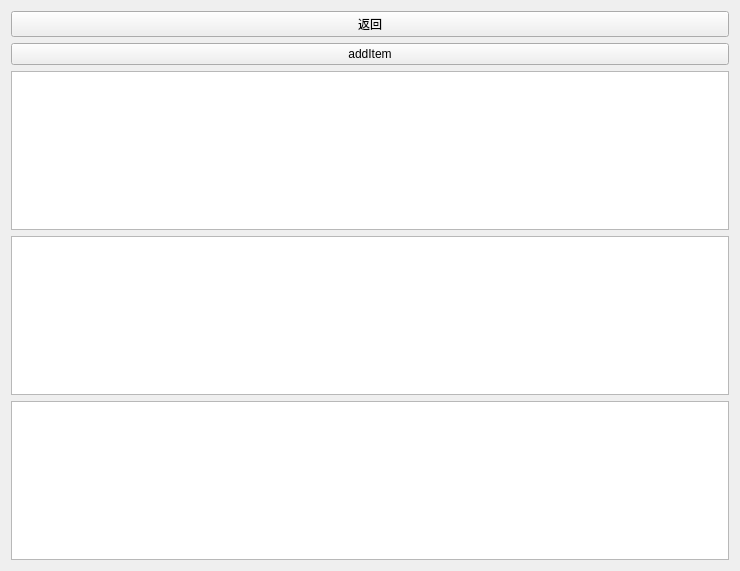
Old version of the form widget/signalmonitor/signalmonitorform.ui in the repository kolgx/CanUsbClient_Qt.
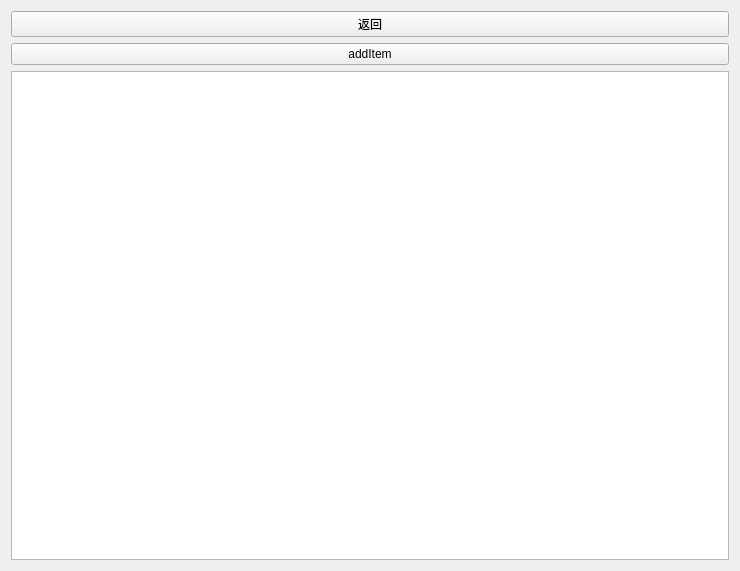
New version of the form.

The edit to the form file:
```diff
--- a/widget/signalmonitor/signalmonitorform.ui
+++ b/widget/signalmonitor/signalmonitorform.ui
@@ -30,12 +30,6 @@
        </property>
       </widget>
      </item>
-     <item>
-      <widget class="QListView" name="listView"/>
-     </item>
-     <item>
-      <widget class="QTreeView" name="treeView"/>
-     </item>
      <item>
       <widget class="QListWidget" name="smf_listWidget_test"/>
      </item>
```
